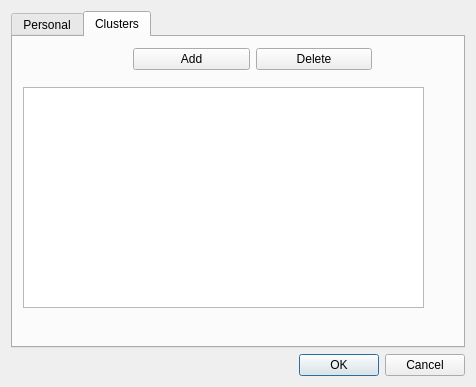
The window that mqt/MqtCluster/setupdialog.ui (Rsclub22/Minos2-Mirror) describes before a commit, drawn with Qt 5.
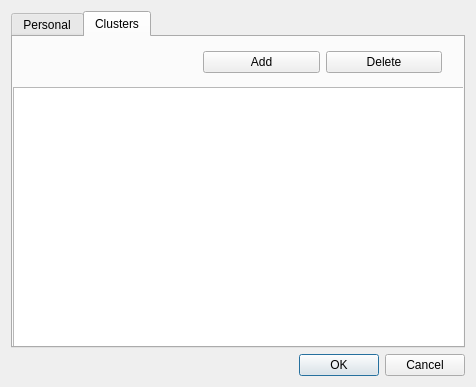
The same window after the commit. The open tabs and pages were chosen to show the change.

What changed in the file:
```diff
--- a/mqt/MqtCluster/setupdialog.ui
+++ b/mqt/MqtCluster/setupdialog.ui
@@ -99,20 +99,20 @@
       <widget class="QTableView" name="ListClustersView">
        <property name="geometry">
         <rect>
-         <x>10</x>
+         <x>0</x>
          <y>50</y>
-         <width>401</width>
-         <height>221</height>
+         <width>451</width>
+         <height>261</height>
         </rect>
        </property>
       </widget>
       <widget class="QWidget" name="layoutWidget">
        <property name="geometry">
         <rect>
-         <x>120</x>
+         <x>190</x>
          <y>10</y>
          <width>239</width>
-         <height>25</height>
+         <height>31</height>
         </rect>
        </property>
        <layout class="QHBoxLayout" name="horizontalLayout_5">
```
Left out of the diff: 2 changed lines with no effect on the pictures.
